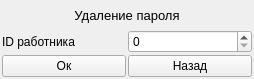
Alex-Sidorov/SEFOLL, file code/form_for_delete_password.ui: the form before one commit.
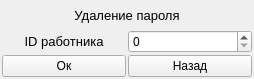
The form after the commit.

```diff
--- a/code/form_for_delete_password.ui
+++ b/code/form_for_delete_password.ui
@@ -51,9 +51,20 @@
      </property>
      <item>
       <widget class="QLabel" name="label_2">
+       <property name="font">
+        <font>
+         <pointsize>10</pointsize>
+        </font>
+       </property>
+       <property name="layoutDirection">
+        <enum>Qt::LeftToRight</enum>
+       </property>
        <property name="text">
         <string>ID работника</string>
        </property>
+       <property name="alignment">
+        <set>Qt::AlignCenter</set>
+       </property>
       </widget>
      </item>
      <item>
```
Left out of the diff: 2 changed lines with no effect on the pictures.
